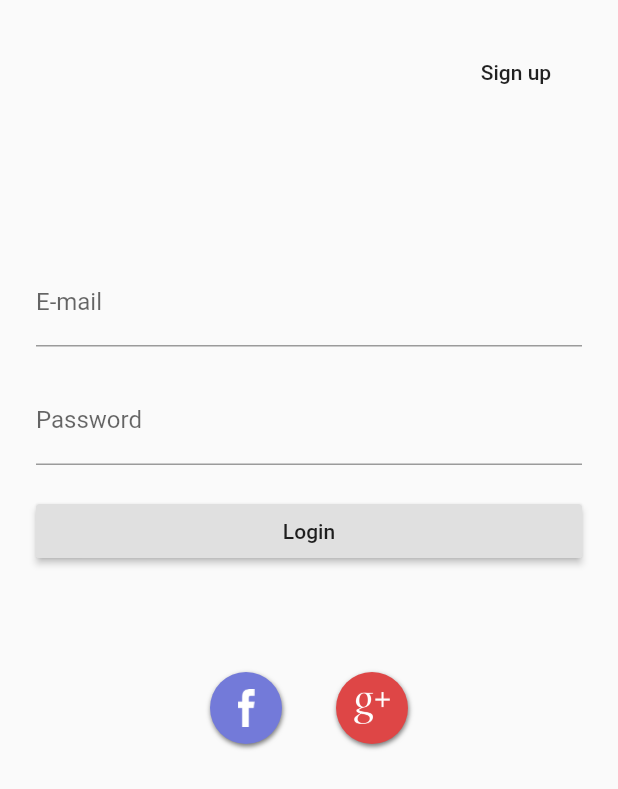
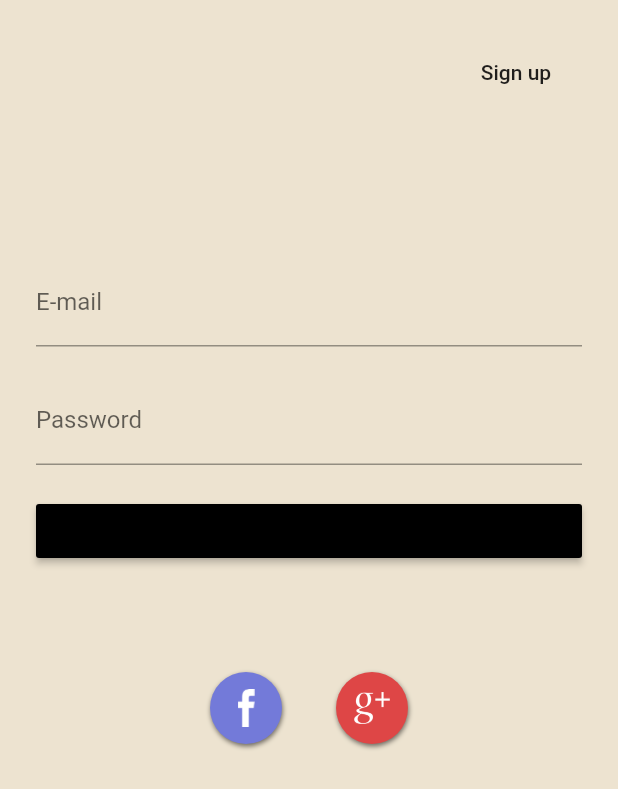
Before and after one commit to EunsilJo/flutter_sample, a Flutter app: the screen it shows after launch, on a phone screen of 412 x 824 dp. Shown: the top 789 px of the screen. Run offline on Flutter 3.47's test engine with Material 2 defaults, Android fonts, the phone set to English and light mode, and no system bars.

Commit message:
version 2 - add app theme

```diff
--- a/lib/app.dart
+++ b/lib/app.dart
@@ -8,6 +8,7 @@ import 'home.dart';
 import 'login.dart';
 import 'backdrop.dart';
 import 'values/strings.dart';
+import 'values/themes.dart';
 
 class JJOApp extends StatefulWidget {
   @override
@@ -24,6 +25,8 @@ class _JJOAppState extends State<JJOApp> {
     });
   }
 
+  final ThemeData firstTheme = buildFirstTheme();
+
   @override
   Widget build(BuildContext context) {
     return MaterialApp(
@@ -36,7 +39,8 @@ class _JJOAppState extends State<JJOApp> {
             )
         ),
         initialRoute: '/login',
-        onGenerateRoute: _getRoute
+        onGenerateRoute: _getRoute,
+        theme: firstTheme
     );
   }
 
--- a/lib/home.dart
+++ b/lib/home.dart
@@ -2,8 +2,10 @@ import 'package:flutter/material.dart';
 
 import 'model/data.dart';
 import 'model/product_item.dart';
+
 import 'supplemental/product_list.dart';
 import 'detail.dart';
+import 'values/colors.dart';
 
 class HomePage extends StatelessWidget {
 
@@ -44,7 +46,7 @@ class BackPage extends StatelessWidget {
     return GestureDetector(
       onTap: onTap,
       child: Container(
-          color: Colors.blue,
+          color: themePrimary,
           padding: EdgeInsets.all(36.0),
           child: Row(
             children: <Widget>[
--- a/lib/login.dart
+++ b/lib/login.dart
@@ -1,6 +1,7 @@
 import 'package:flutter/material.dart';
 
 import 'supplemental/custom_buttons.dart';
+import 'values/colors.dart';
 
 class LoginPage extends StatefulWidget {
   @override
@@ -14,7 +15,8 @@ class _LoginPageState extends State<LoginPage> {
   @override
   Widget build(BuildContext context) {
     return Scaffold(
-      body: SafeArea(
+      body: Container(
+        color: themePrimary,
         child: ListView(
           padding: EdgeInsets.symmetric(horizontal: 24.0, vertical: 24.0),
           children: <Widget>[
--- a/lib/values/strings.dart
+++ b/lib/values/strings.dart
@@ -1,2 +1 @@
-
 const appName = 'JJO';
--- /dev/null
+++ b/lib/values/themes.dart
@@ -0,0 +1,16 @@
+import 'package:flutter/material.dart';
+
+import 'colors.dart';
+
+ThemeData buildFirstTheme() {
+  final ThemeData base = ThemeData.light();
+  return base.copyWith(
+    primaryColor: themePrimary,
+    primaryColorLight: themePrimaryLight,
+    primaryColorDark: themePrimaryDark,
+    accentColor: themeSecondary,
+    buttonColor: themeSecondary,
+    backgroundColor: themeSurface,
+    errorColor: themeErrorRed,
+  );
+}
```
Also changed, not shown: lib/values/colors.dart (added, +30 -0 lines).
